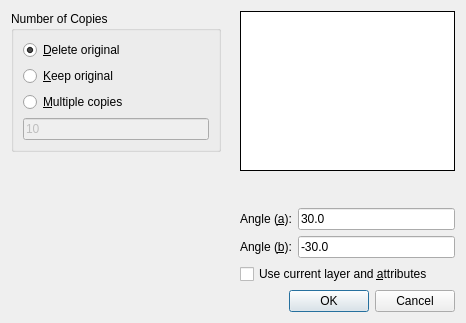
qcad/qcad, file scripts/Modify/Rotate2/Rotate2Dialog.ui: the form before one commit.
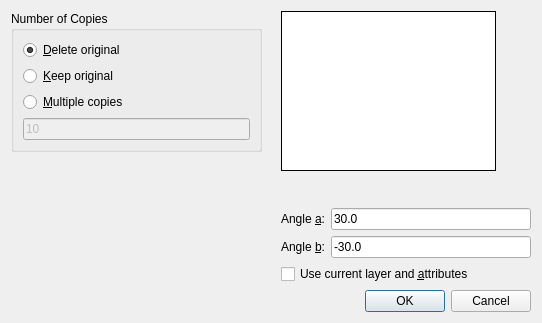
The form after the commit. Icons and pictures are not drawn. Custom widgets are drawn as their Qt base class.

Commit message: fix translatable string

The edit to the form file:
```diff
--- a/scripts/Modify/Rotate2/Rotate2Dialog.ui
+++ b/scripts/Modify/Rotate2/Rotate2Dialog.ui
@@ -6,7 +6,7 @@
    <rect>
     <x>0</x>
     <y>0</y>
-    <width>466</width>
+    <width>542</width>
     <height>323</height>
    </rect>
   </property>
@@ -138,7 +138,7 @@
          <item row="0" column="0">
           <widget class="QLabel" name="label_2">
            <property name="text">
-            <string>Angle (&amp;a):</string>
+            <string>Angle &amp;a:</string>
            </property>
            <property name="buddy">
             <cstring>PrimaryAngle</cstring>
@@ -158,7 +158,7 @@
          <item row="1" column="0">
           <widget class="QLabel" name="label_3">
            <property name="text">
-            <string>Angle (&amp;b):</string>
+            <string>Angle &amp;b:</string>
            </property>
            <property name="buddy">
             <cstring>SecondaryAngle</cstring>
```
